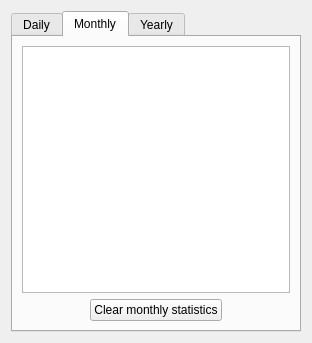
This is src/knemod/interfacestatisticsdlg.ui in KDE/knemo as Qt 5 draws it before an edit. The edited form follows.
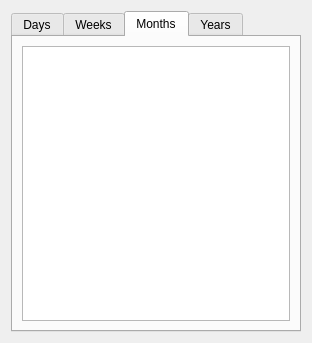
This is the edited form. The open tabs and pages were chosen to show the change.

Commit message:
Rewrite how KNemo handles statistics
* Add weeks to statistics
* Supports any calendar in KCalendarSystem
* Months can act like "billing periods"; they can start on an
  arbitrary day and can spam 1-6 months
  - changing a date in the config dialog recalculates billing
    periods from that date
* Clearing statistics deletes all statistics

The edit to the form file:
```diff
--- a/src/knemod/interfacestatisticsdlg.ui
+++ b/src/knemod/interfacestatisticsdlg.ui
@@ -17,7 +17,7 @@
      </property>
      <widget class="QWidget" name="daily" >
       <attribute name="title" >
-       <string>Daily</string>
+       <string>Days</string>
       </attribute>
       <layout class="QVBoxLayout" name="verticalLayout" >
        <item>
@@ -27,6 +27,13 @@
          </property>
         </widget>
        </item>
+      </layout>
+     </widget>
+     <widget class="QWidget" name="weekly" >
+      <attribute name="title" >
+       <string>Weeks</string>
+      </attribute>
+      <layout class="QVBoxLayout" name="verticalLayout_5" >
        <item>
         <layout class="QHBoxLayout" name="horizontalLayout" >
          <item>
@@ -68,7 +75,7 @@
      </widget>
      <widget class="QWidget" name="monthly" >
       <attribute name="title" >
-       <string>Monthly</string>
+       <string>Months</string>
       </attribute>
       <layout class="QVBoxLayout" name="verticalLayout_2" >
        <item>
@@ -78,48 +85,11 @@
          </property>
         </widget>
        </item>
-       <item>
-        <layout class="QHBoxLayout" name="horizontalLayout_2" >
-         <item>
-          <spacer name="horizontalSpacer_3" >
-           <property name="orientation" >
-            <enum>Qt::Horizontal</enum>
-           </property>
-           <property name="sizeHint" stdset="0" >
-            <size>
-             <width>40</width>
-             <height>20</height>
-            </size>
-           </property>
-          </spacer>
-         </item>
-         <item>
-          <widget class="QPushButton" name="buttonClearMonthly" >
-           <property name="text" >
-            <string>Clear monthly statistics</string>
-           </property>
-          </widget>
-         </item>
-         <item>
-          <spacer name="horizontalSpacer_4" >
-           <property name="orientation" >
-            <enum>Qt::Horizontal</enum>
-           </property>
-           <property name="sizeHint" stdset="0" >
-            <size>
-             <width>40</width>
-             <height>20</height>
-            </size>
-           </property>
-          </spacer>
-         </item>
-        </layout>
-       </item>
       </layout>
      </widget>
      <widget class="QWidget" name="yearly" >
       <attribute name="title" >
-       <string>Yearly</string>
+       <string>Years</string>
       </attribute>
       <layout class="QVBoxLayout" name="verticalLayout_3" >
        <item>
```
Left out of the diff: 77 changed lines with no effect on the pictures. The commit also changes 16 other files.
